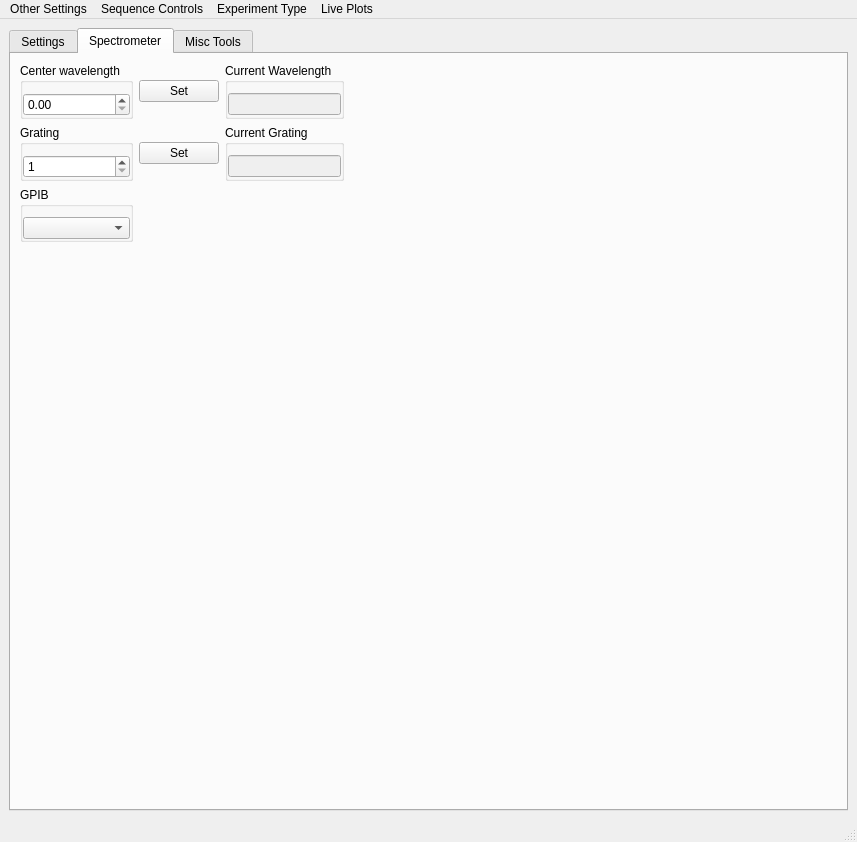
Before: the Qt Designer form UIs/mainWindow.ui in SherwinGroup/EMCCD-psychic, drawn with Qt 5.
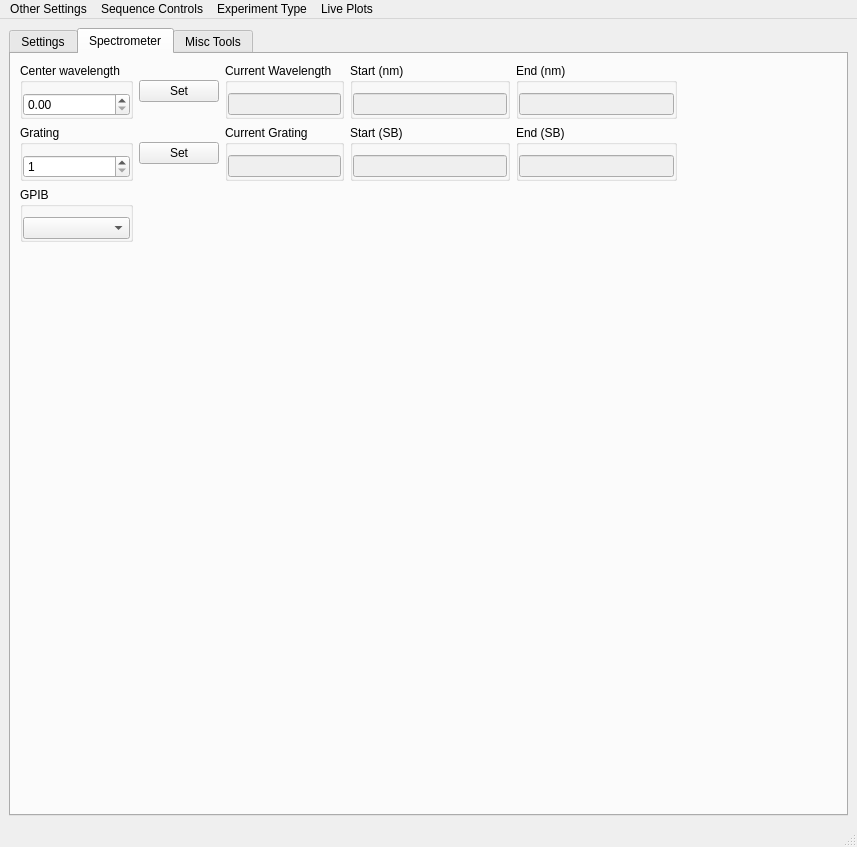
After: the same form once the commit is applied. The open tabs and pages were chosen to show the change. Icons and pictures are not drawn. Custom widgets are drawn as their Qt base class.

Commit message:
Calculate spectrometer range on change
Happy, Hunter?

```diff
--- a/UIs/mainWindow.ui
+++ b/UIs/mainWindow.ui
@@ -7,7 +7,7 @@
     <x>0</x>
     <y>0</y>
     <width>857</width>
-    <height>735</height>
+    <height>847</height>
    </rect>
   </property>
   <property name="windowTitle">
@@ -900,6 +900,50 @@
        <layout class="QHBoxLayout" name="horizontalLayout_40">
         <item>
          <layout class="QGridLayout" name="gridLayout_16">
+          <item row="0" column="5">
+           <spacer name="horizontalSpacer_4">
+            <property name="orientation">
+             <enum>Qt::Horizontal</enum>
+            </property>
+            <property name="sizeHint" stdset="0">
+             <size>
+              <width>40</width>
+              <height>20</height>
+             </size>
+            </property>
+           </spacer>
+          </item>
+          <item row="0" column="3">
+           <widget class="QGroupBox" name="groupBox_2">
+            <property name="title">
+             <string>Start (nm)</string>
+            </property>
+            <property name="flat">
+             <bool>true</bool>
+            </property>
+            <layout class="QHBoxLayout" name="horizontalLayout">
+             <property name="leftMargin">
+              <number>0</number>
+             </property>
+             <property name="topMargin">
+              <number>10</number>
+             </property>
+             <property name="rightMargin">
+              <number>0</number>
+             </property>
+             <property name="bottomMargin">
+              <number>0</number>
+             </property>
+             <item>
+              <widget class="QLineEdit" name="tSpecStartNM">
+               <property name="enabled">
+                <bool>false</bool>
+               </property>
+              </widget>
+             </item>
+            </layout>
+           </widget>
+          </item>
           <item row="2" column="1">
            <widget class="QPushButton" name="bSpecSetGr">
             <property name="text">
@@ -1087,19 +1131,6 @@
             </layout>
            </widget>
           </item>
-          <item row="0" column="3">
-           <spacer name="horizontalSpacer_4">
-            <property name="orientation">
-             <enum>Qt::Horizontal</enum>
-            </property>
-            <property name="sizeHint" stdset="0">
-             <size>
-              <width>40</width>
-              <height>20</height>
-             </size>
-            </property>
-           </spacer>
-          </item>
           <item row="4" column="0">
            <spacer name="verticalSpacer_2">
             <property name="orientation">
@@ -1113,6 +1144,99 @@
             </property>
            </spacer>
           </item>
+          <item row="0" column="4">
+           <widget class="QGroupBox" name="groupBox_4">
+            <property name="title">
+             <string>End (nm)</string>
+            </property>
+            <property name="flat">
+             <bool>true</bool>
+            </property>
+            <layout class="QHBoxLayout" name="horizontalLayout_6">
+             <property name="leftMargin">
+              <number>0</number>
+             </property>
+             <property name="topMargin">
+              <number>10</number>
+             </property>
+             <property name="rightMargin">
+              <number>0</number>
+             </property>
+             <property name="bottomMargin">
+              <number>0</number>
+             </property>
+             <item>
+              <widget class="QLineEdit" name="tSpecEndNM">
+               <property name="enabled">
+                <bool>false</bool>
+               </property>
+              </widget>
+             </item>
+            </layout>
+           </widget>
+          </item>
+          <item row="2" column="3">
+           <widget class="QGroupBox" name="gbSpecStartSB">
+            <property name="title">
+             <string>Start (SB)</string>
+            </property>
+            <property name="flat">
+             <bool>true</bool>
+            </property>
+            <layout class="QHBoxLayout" name="horizontalLayout_23">
+             <property name="leftMargin">
+              <number>0</number>
+             </property>
+             <property name="topMargin">
+              <number>10</number>
+             </property>
+             <property name="rightMargin">
+              <number>0</number>
+             </property>
+             <property name="bottomMargin">
+              <number>0</number>
+             </property>
+             <item>
+              <widget class="QLineEdit" name="tSpecStartSB">
+               <property name="enabled">
+                <bool>false</bool>
+               </property>
+              </widget>
+             </item>
+            </layout>
+           </widget>
+          </item>
+          <item row="2" column="4">
+           <widget class="QGroupBox" name="gbSpecEndSB">
+            <property name="title">
+             <string>End (SB)</string>
+            </property>
+            <property name="flat">
+             <bool>true</bool>
+            </property>
+            <layout class="QHBoxLayout" name="horizontalLayout_24">
+             <property name="leftMargin">
+              <number>0</number>
+             </property>
+             <property name="topMargin">
+              <number>10</number>
+             </property>
+             <property name="rightMargin">
+              <number>0</number>
+             </property>
+             <property name="bottomMargin">
+              <number>0</number>
+             </property>
+             <item>
+              <widget class="QLineEdit" name="tSpecEndSB">
+               <property name="enabled">
+                <bool>false</bool>
+               </property>
+              </widget>
+             </item>
+            </layout>
+           </widget>
+          </item>
          </layout>
         </item>
        </layout>
```
Left out of the diff: 84 changed lines with no effect on the pictures. The commit also changes 2 other files.
